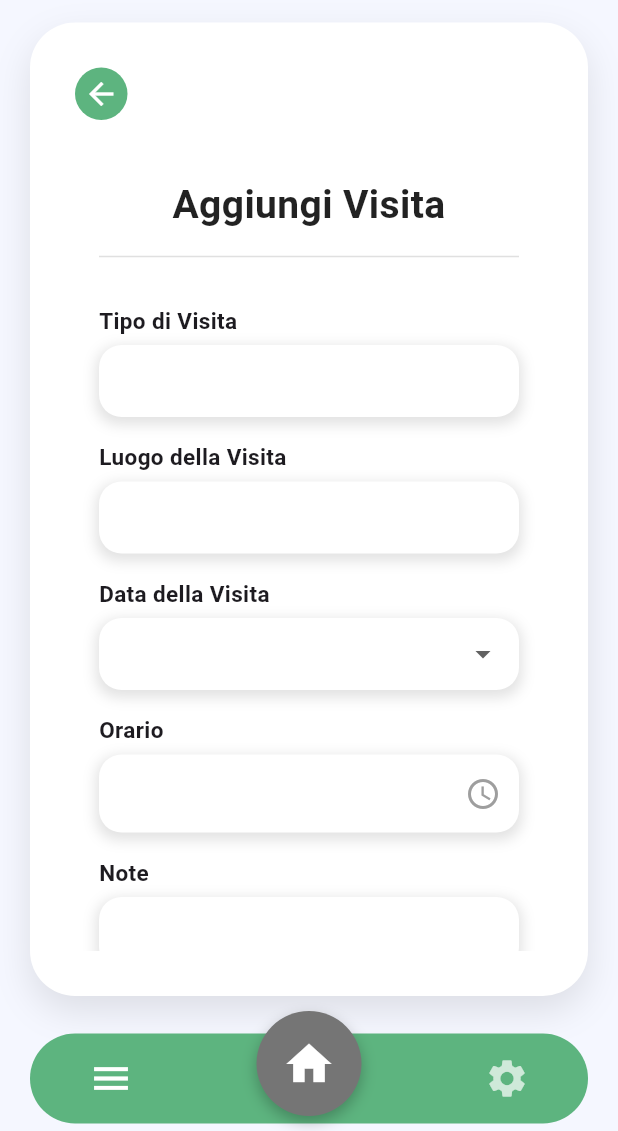
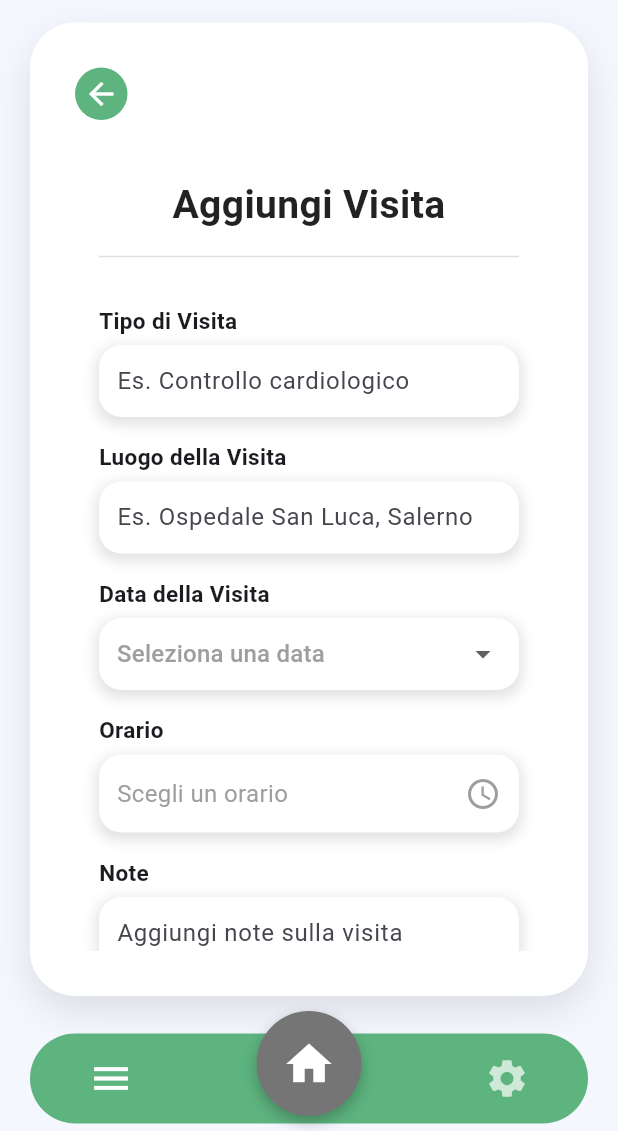
Before and after one commit to Lucacpt/WellYess, a Flutter app: the NewVisitaScreen widget shown alone on an empty page, opened directly, on a phone screen of 412 x 824 dp, the part 105-1236 px from its top. Run offline on Flutter 3.47's test engine with Material 3 defaults, Android fonts, the phone set to English and light mode, and no system bars; our stand-ins replace fl_chart, flutter_svg.

Commit message:
fix: fixed placeholders in new_visita

```diff
--- a/wellyess/lib/screens/new_visita.dart
+++ b/wellyess/lib/screens/new_visita.dart
@@ -64,7 +64,7 @@ class _NewVisitaScreenState extends State<NewVisitaScreen> {
               const SizedBox(height: 6),
               InputField(
                 controller: TextEditingController(),
-                placeholder: '',
+                placeholder: 'Es. Controllo cardiologico',
               ),
               const SizedBox(height: 16),
 
@@ -78,7 +78,7 @@ class _NewVisitaScreenState extends State<NewVisitaScreen> {
               const SizedBox(height: 6),
               InputField(
                 controller: _locationController,
-                placeholder: '',
+                placeholder: 'Es. Ospedale San Luca, Salerno',
               ),
               const SizedBox(height: 16),
 
@@ -93,7 +93,7 @@ class _NewVisitaScreenState extends State<NewVisitaScreen> {
               DropdownField(
                 options: _dateOptions,
                 value: _selectedDate,
-                placeholder: '',
+                placeholder: 'Seleziona una data',
                 onChanged: (newValue) {
                   setState(() {
                     _selectedDate = newValue;
@@ -112,7 +112,7 @@ class _NewVisitaScreenState extends State<NewVisitaScreen> {
               const SizedBox(height: 6),
               TimePickerField(
                 value: _selectedTime,
-                placeholder: '',
+                placeholder: 'Scegli un orario',
                 onChanged: (newTime) {
                   setState(() {
                     _selectedTime = newTime;
@@ -131,7 +131,7 @@ class _NewVisitaScreenState extends State<NewVisitaScreen> {
               const SizedBox(height: 6),
               InputField(
                 controller: _notesController,
-                placeholder: '',
+                placeholder: 'Aggiungi note sulla visita',
               ),
               const SizedBox(height: 32),
 
```
